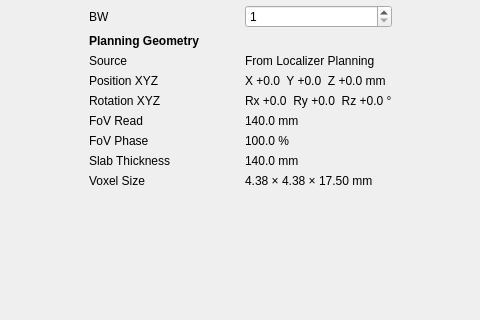
Above: sequences/gre_3D/interface.ui from ziximu7-gif/mri4all-console-dev before the change; both pictures show x 149 to 629 and y 120 to 440 of the 1154 by 440 pixel window. Below: the same form after it.
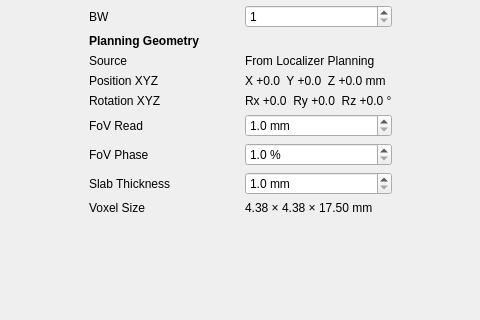
That is the form after the change.

Commit message: feat(ui): edit planned GRE FOV parameters

Patch:
```diff
--- a/sequences/gre_3D/interface.ui
+++ b/sequences/gre_3D/interface.ui
@@ -363,15 +363,27 @@
        </widget>
       </item>
       <item row="11" column="1">
-       <widget class="QLabel" name="PlanningFOVRead_Value">
+       <widget class="QDoubleSpinBox" name="PlanningFOVRead_Value">
         <property name="minimumSize">
          <size>
           <width>120</width>
           <height>0</height>
          </size>
         </property>
-        <property name="text">
-         <string>140.0 mm</string>
+        <property name="decimals">
+         <number>1</number>
+        </property>
+        <property name="minimum">
+         <double>1.000000000000000</double>
+        </property>
+        <property name="maximum">
+         <double>1000.000000000000000</double>
+        </property>
+        <property name="singleStep">
+         <double>1.000000000000000</double>
+        </property>
+        <property name="suffix">
+         <string> mm</string>
         </property>
        </widget>
       </item>
@@ -383,15 +395,27 @@
        </widget>
       </item>
       <item row="12" column="1">
-       <widget class="QLabel" name="PlanningFOVPhase_Value">
+       <widget class="QDoubleSpinBox" name="PlanningFOVPhase_Value">
         <property name="minimumSize">
          <size>
           <width>120</width>
           <height>0</height>
          </size>
         </property>
-        <property name="text">
-         <string>100.0 %</string>
+        <property name="decimals">
+         <number>1</number>
+        </property>
+        <property name="minimum">
+         <double>1.000000000000000</double>
+        </property>
+        <property name="maximum">
+         <double>1000.000000000000000</double>
+        </property>
+        <property name="singleStep">
+         <double>1.000000000000000</double>
+        </property>
+        <property name="suffix">
+         <string> %</string>
         </property>
        </widget>
       </item>
@@ -403,15 +427,27 @@
        </widget>
       </item>
       <item row="13" column="1">
-       <widget class="QLabel" name="PlanningSlabThickness_Value">
+       <widget class="QDoubleSpinBox" name="PlanningSlabThickness_Value">
         <property name="minimumSize">
          <size>
           <width>120</width>
           <height>0</height>
          </size>
         </property>
-        <property name="text">
-         <string>140.0 mm</string>
+        <property name="decimals">
+         <number>1</number>
+        </property>
+        <property name="minimum">
+         <double>1.000000000000000</double>
+        </property>
+        <property name="maximum">
+         <double>1000.000000000000000</double>
+        </property>
+        <property name="singleStep">
+         <double>1.000000000000000</double>
+        </property>
+        <property name="suffix">
+         <string> mm</string>
         </property>
        </widget>
       </item>
```
The commit also changes 2 other files.
